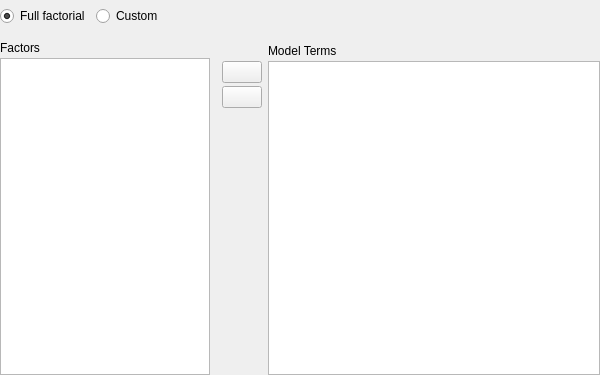
This is JASP-Desktop/widgets/anovamodelwidget.ui in jasp-stats/jasp-desktop as Qt 5 draws it before an edit. The edited form follows.
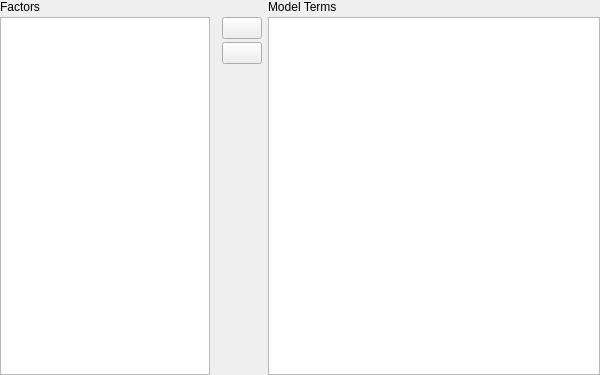
This is the edited form. Custom widgets are drawn as their Qt base class.

Commit message:
ANOVAs: Changes to custom model builder
Big far-reaching changes to all ANOVAs

Diff of the .ui file:
```diff
--- a/JASP-Desktop/widgets/anovamodelwidget.ui
+++ b/JASP-Desktop/widgets/anovamodelwidget.ui
@@ -30,51 +30,6 @@
     <number>0</number>
    </property>
    <item row="0" column="0">
-    <widget class="QWidget" name="widget_13" native="true">
-     <layout class="QGridLayout" name="gridLayout_10">
-      <property name="leftMargin">
-       <number>0</number>
-      </property>
-      <property name="topMargin">
-       <number>6</number>
-      </property>
-      <property name="bottomMargin">
-       <number>6</number>
-      </property>
-      <item row="0" column="2">
-       <spacer name="horizontalSpacer">
-        <property name="orientation">
-         <enum>Qt::Horizontal</enum>
-        </property>
-        <property name="sizeHint" stdset="0">
-         <size>
-          <width>40</width>
-          <height>20</height>
-         </size>
-        </property>
-       </spacer>
-      </item>
-      <item row="0" column="1">
-       <widget class="QRadioButton" name="custom">
-        <property name="text">
-         <string>Custom</string>
-        </property>
-       </widget>
-      </item>
-      <item row="0" column="0">
-       <widget class="QRadioButton" name="fullFactorial">
-        <property name="text">
-         <string>Full factorial</string>
-        </property>
-        <property name="checked">
-         <bool>true</bool>
-        </property>
-       </widget>
-      </item>
-     </layout>
-    </widget>
-   </item>
-   <item row="1" column="0">
     <widget class="QWidget" name="modelBuilder" native="true">
      <property name="sizePolicy">
       <sizepolicy hsizetype="Preferred" vsizetype="Preferred">
@@ -104,6 +59,9 @@
          <property name="leftMargin">
           <number>0</number>
          </property>
+         <property name="topMargin">
+          <number>0</number>
+         </property>
          <property name="rightMargin">
           <number>0</number>
          </property>
@@ -149,7 +107,7 @@
           <number>12</number>
          </property>
          <property name="topMargin">
-          <number>12</number>
+          <number>0</number>
          </property>
          <property name="rightMargin">
           <number>0</number>
```
The commit also changes 27 other files.
